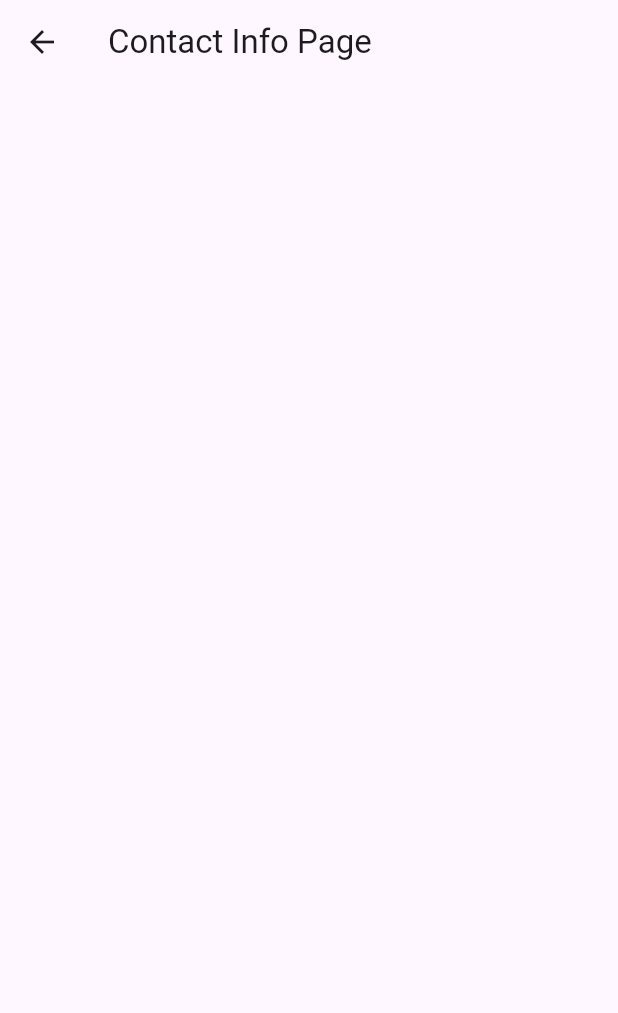
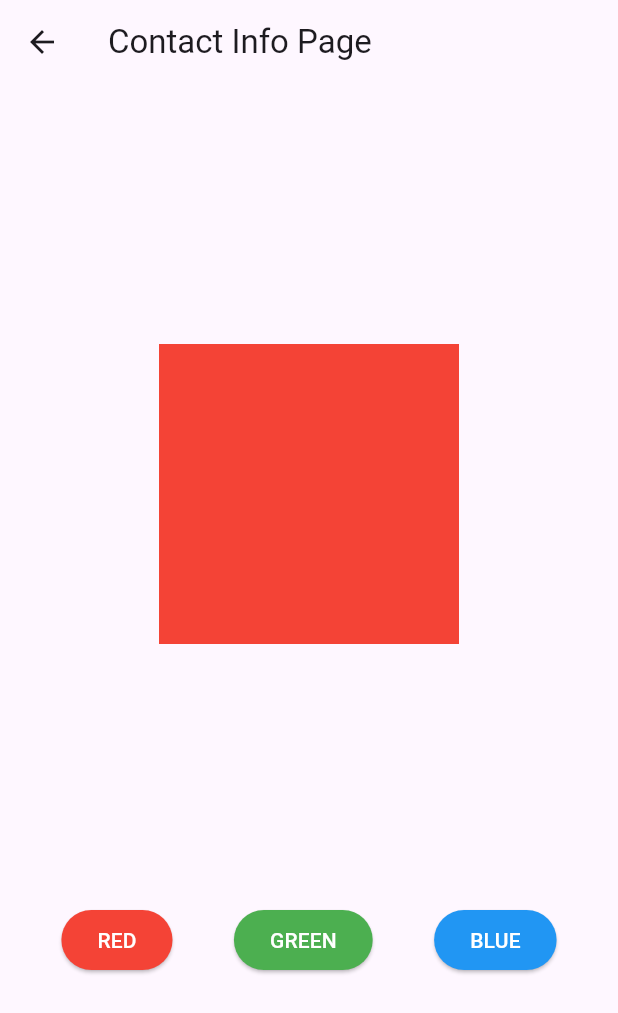
Before and after one commit to IamJayGondaliya/resume_builder_app_cf_06_07_24, a Flutter app: the ContactInfoPage screen opened by its route, on a phone screen of 412 x 824 dp. Shown: the top 1013 px of the screen. Run offline on Flutter 3.47's test engine with Material 3 defaults, Android fonts, the phone set to English and light mode, and no system bars.

Commit message:
05/08/2024 | Indexed Stack

```diff
--- a/lib/views/build_option_page/all_options/contact_info_page/contact_info_page.dart
+++ b/lib/views/build_option_page/all_options/contact_info_page/contact_info_page.dart
@@ -1,4 +1,6 @@
+import 'package:flutter/cupertino.dart';
 import 'package:flutter/material.dart';
+import 'package:flutter/widgets.dart';
 
 class ContactInfoPage extends StatefulWidget {
   const ContactInfoPage({super.key});
@@ -8,12 +10,72 @@ class ContactInfoPage extends StatefulWidget {
 }
 
 class _ContactInfoPageState extends State<ContactInfoPage> {
+  int index = 0;
+  List<Map> colors = [
+    {
+      'name': "RED",
+      'color': Colors.red,
+    },
+    {
+      'name': "GREEN",
+      'color': Colors.green,
+    },
+    {
+      'name': "BLUE",
+      'color': Colors.blue,
+    },
+  ];
+
+  void setIndex(int i) {
+    index = i;
+    setState(() {});
+  }
+
   @override
   Widget build(BuildContext context) {
     return Scaffold(
       appBar: AppBar(
         title: const Text("Contact Info Page"),
       ),
+      body: Center(
+        child: Column(
+          mainAxisAlignment: MainAxisAlignment.spaceEvenly,
+          children: [
+            IndexedStack(
+              index: index,
+              clipBehavior: Clip.none,
+              alignment: Alignment.center,
+              children: colors
+                  .map(
+                    (e) => Container(
+                      height: 200,
+                      width: 200,
+                      color: e['color'],
+                    ),
+                  )
+                  .toList(),
+            ),
+            Row(
+              mainAxisAlignment: MainAxisAlignment.spaceEvenly,
+              children: colors
+                  .map(
+                    (e) => ElevatedButton(
+                      onPressed: () {
+                        setIndex(
+                          colors.indexOf(e),
+                        );
+                      },
+                      style: ElevatedButton.styleFrom(
+                          backgroundColor: e['color'],
+                          foregroundColor: Colors.white),
+                      child: Text(e['name']),
+                    ),
+                  )
+                  .toList(),
+            ),
+          ],
+        ),
+      ),
     );
   }
 }
```
